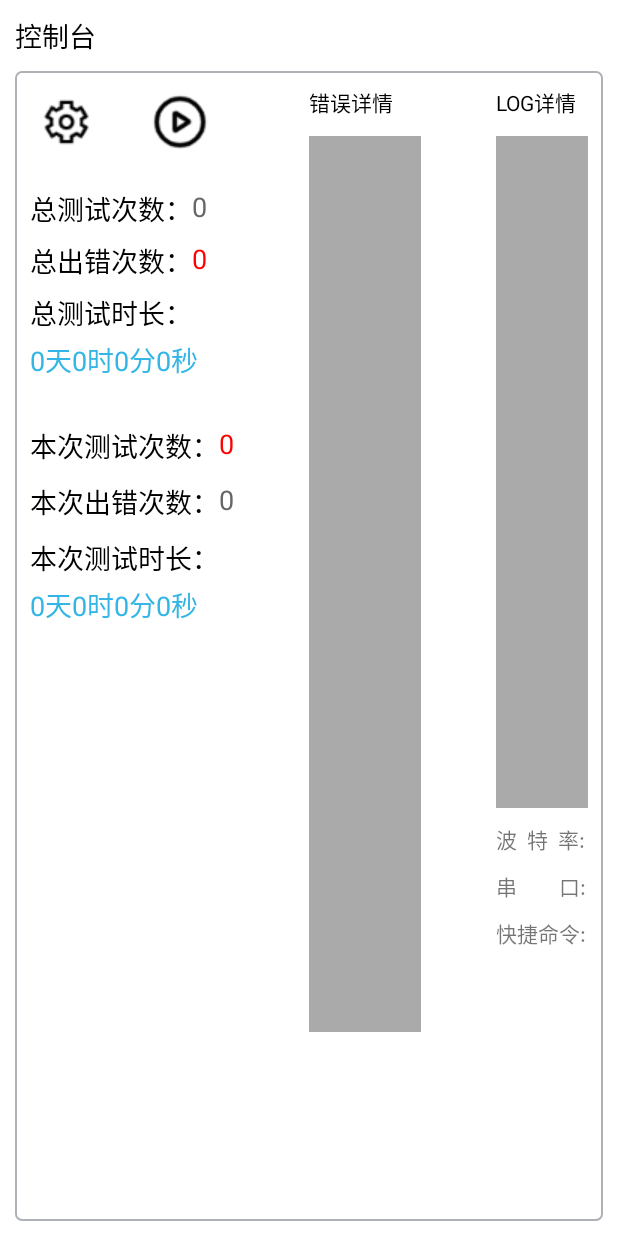
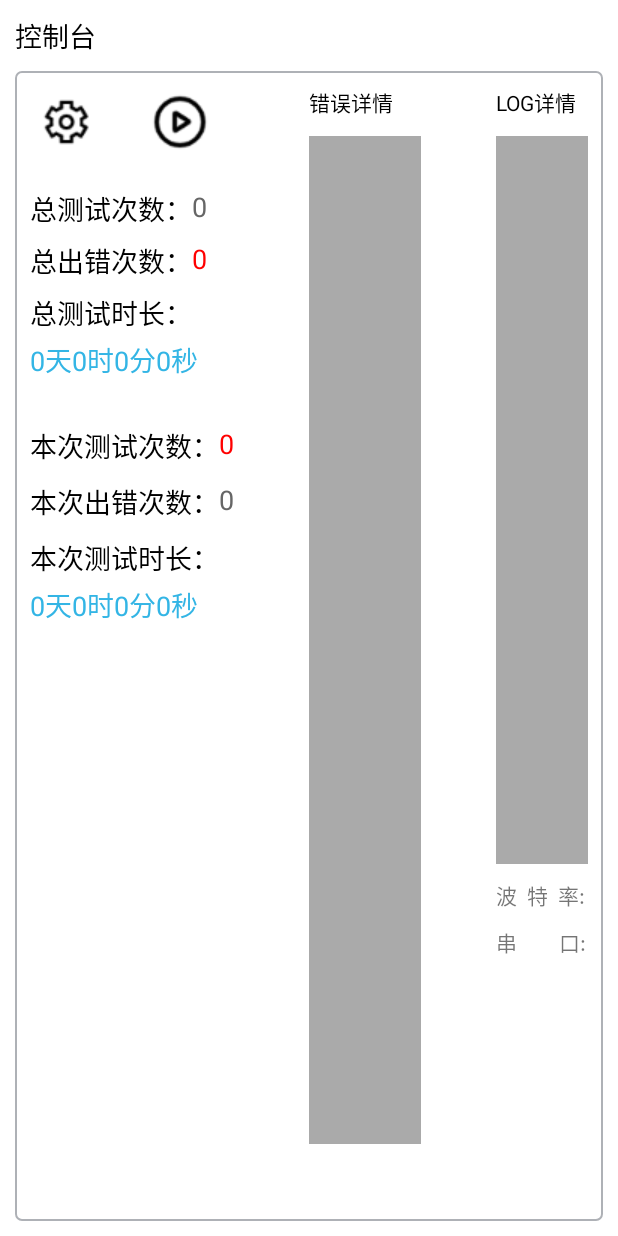
Before and after one commit to zhumeng1582/uart, an Android app: the layout fragment_com_data.xml on its own in the app's theme, with its tools: preview values and no code run, on a phone screen of 412 x 824 dp. Run offline under Robolectric (Android 15) with nearby library versions, the phone set to English and light mode, and no system bars.

Commit message:
默认数据问题

```diff
--- a/app/src/main/java/com/industio/uart/ui/ComDataFragment.java
+++ b/app/src/main/java/com/industio/uart/ui/ComDataFragment.java
@@ -45,7 +45,7 @@ public class ComDataFragment extends Fragment implements View.OnClickListener {
     private BootPara bootPara;
     private Thread testDeviceThread;
     private ThreadUtils.Task<Object> durTime;
-
+    private SerialControl serialControl;
     private int testCount = 0;
     private int errorCount = 0;
     private long testTimeLong = 0;
@@ -66,7 +66,7 @@ public class ComDataFragment extends Fragment implements View.OnClickListener {
             bootPara = BootParaInstance.getInstance().getBootPara2();
         }
 
-        binding.textTerminal.setText("控制台"+getTag());
+        binding.textTerminal.setText("控制台" + getTag());
         binding.imageSetting.setOnClickListener(this);
         binding.imagePlayAndStop.setOnClickListener(this);
 
@@ -174,7 +174,7 @@ public class ComDataFragment extends Fragment implements View.OnClickListener {
             @Override
             public void run() {
                 while (binding.imagePlayAndStop.isChecked()) {
-                    Log.e(TAG,"testDeviceThread running...");
+                    Log.e(TAG, "testDeviceThread running...");
                     try {
                         uartRxDataFlag = 0;
                         timeCnt = 0;
@@ -214,7 +214,7 @@ public class ComDataFragment extends Fragment implements View.OnClickListener {
                                 }
                             }
 
-                            if (binding.imagePlayAndStop.isChecked() && uartRxDataFlag == 0 ) {//超时判断
+                            if (binding.imagePlayAndStop.isChecked() && uartRxDataFlag == 0) {//超时判断
                                 if (uartRxDataFlag == 0 && bootPara.isErrorContinue() == false) {
                                     durTime.cancel();
 
@@ -249,9 +249,9 @@ public class ComDataFragment extends Fragment implements View.OnClickListener {
                             } else if (!binding.imagePlayAndStop.isChecked()) {//被手动停止
                                 break;
                             }
-                        } else  {
+                        } else {
                             timeCnt = 0;
-                            while(uartRxDataFlag == 0) {
+                            while (uartRxDataFlag == 0) {
                                 Thread.sleep(1000);
                                 timeCnt++;
 
@@ -266,7 +266,7 @@ public class ComDataFragment extends Fragment implements View.OnClickListener {
                                         ThreadUtils.runOnUiThread(new Runnable() {
                                             @Override
                                             public void run() {
-                                                errorCount=10000;
+                                                errorCount = 10000;
                                                 binding.imagePlayAndStop.setChecked(false);
                                                 binding.textErrorDetails.setText("超时错误！\n");
                                                 binding.textTestErrorTimesValue.setText(errorCount + "");
@@ -346,13 +346,14 @@ public class ComDataFragment extends Fragment implements View.OnClickListener {
     private void initErrorInfoSerial() {
 
         binding.textErrorDetails.setText("");
+
         SerialControl serialControl = new SerialControl() {
             @Override
             protected void read(byte[] buf, int len) {
                 ThreadUtils.runOnUiThread(() -> {
-                    Log.d(TAG, "ErrorInfoSerial rx:" + len+","+bytesToHexString(buf,len));
-                    if (/*binding.imagePlayAndStop.isChecked() && */(buf[0]&0xFF) == DataProtocol.START_FRAME && (buf[3]&0xFF) == DataProtocol.END_FRAME) {
-                        if ((buf[1]&0xFF) == DataProtocol.OK) {
+                    Log.d(TAG, "ErrorInfoSerial rx:" + len + "," + bytesToHexString(buf, len));
+                    if (/*binding.imagePlayAndStop.isChecked() && */(buf[0] & 0xFF) == DataProtocol.START_FRAME && (buf[3] & 0xFF) == DataProtocol.END_FRAME) {
+                        if ((buf[1] & 0xFF) == DataProtocol.OK) {
                             uartRxDataFlag = 2;//接收到OK协议
                             ThreadUtils.runOnUiThread(new Runnable() {
                                 @Override
@@ -360,8 +361,8 @@ public class ComDataFragment extends Fragment implements View.OnClickListener {
                                     binding.textErrorDetails.setText("测试通过！\n");
                                 }
                             });
-                        } else if ((buf[1]&0xFF) != DataProtocol.OK) {//收到错误码
-                            Log.d(TAG,"err codec:" + bytesToHexString(buf,len));
+                        } else if ((buf[1] & 0xFF) != DataProtocol.OK) {//收到错误码
+                            Log.d(TAG, "err codec:" + bytesToHexString(buf, len));
                             ThreadUtils.runOnUiThread(new Runnable() {
                                 @Override
                                 public void run() {
@@ -369,7 +370,7 @@ public class ComDataFragment extends Fragment implements View.OnClickListener {
                                     bootPara.setErrorCount(bootPara.getErrorCount() + 1);
                                     binding.textTestErrorTimesValue.setText(errorCount + "");
                                     binding.textTotalTestErrorTimesValue.setText(bootPara.getErrorCount() + "");
-                                    String errorText = DataAnalysis.analysis(buf[1]&0xFF, buf[2]&0xFF) + "\n";
+                                    String errorText = DataAnalysis.analysis(buf[1] & 0xFF, buf[2] & 0xFF) + "\n";
                                     if (binding.textErrorDetails.getText().toString().contains("测试通过")) {
                                         binding.textErrorDetails.setText("");
                                     }
@@ -408,7 +409,7 @@ public class ComDataFragment extends Fragment implements View.OnClickListener {
                             }
                         }
                     } else {
-                        Log.d(TAG,"not process err code:" + bytesToHexString(buf,len));
+                        Log.d(TAG, "not process err code:" + bytesToHexString(buf, len));
                     }
 
                 });
@@ -423,15 +424,19 @@ public class ComDataFragment extends Fragment implements View.OnClickListener {
             Toast.makeText(getContext(), "打开失败:" + portName, Toast.LENGTH_LONG).show();
             LogUtils.d("打开失败:" + portName);
         }
+        serialControl.close();
     }
 
     //初始化日志串口
     private void initLogSerial() {
-
+        if (serialControl != null) {
+            serialControl.close();
+            serialControl = null;
+        }
         int portRate = Integer.parseInt(binding.spinnerPortRate.getSelectedItem().toString());
-        Log.d(TAG,"portRate:" + portRate);
+        Log.d(TAG, "portRate:" + portRate);
         binding.textLogDetails.setText("");
-        SerialControl serialControl = new SerialControl() {
+        serialControl = new SerialControl() {
             @Override
             protected void read(final byte[] buf, final int len) {
 
@@ -442,7 +447,7 @@ public class ComDataFragment extends Fragment implements View.OnClickListener {
                         if (bootPara.isSaveLog()) {
                             SimpleDateFormat simpleDateFormat = TimeUtils.getSafeDateFormat("yyyyMMddHHmmss");
                             if (FileUtils.createOrExistsDir("/sdcard/test/")) {
-                                String filePath = "/sdcard/test/"+bootPara.getDeviceName()+"/";
+                                String filePath = "/sdcard/test/" + bootPara.getDeviceName() + "/";
                                 if (FileUtils.createOrExistsDir(filePath)) {
                                     String fileName = filePath + bootPara.getDeviceName() + TimeUtils.getNowString(simpleDateFormat) + ".log";
                                     FileIOUtils.writeFileFromString(fileName, log, true);
@@ -505,7 +510,7 @@ public class ComDataFragment extends Fragment implements View.OnClickListener {
         try {
             AssetFileDescriptor fdLeft = getActivity().getAssets().openFd("alarm_sound.wav");
             MediaPlayer mpLeft = new MediaPlayer();
-           // mpLeft.setAudioStreamType(AudioManager.STREAM_MUSIC);
+            // mpLeft.setAudioStreamType(AudioManager.STREAM_MUSIC);
             mpLeft.setDataSource(fdLeft.getFileDescriptor(), fdLeft.getStartOffset(), fdLeft.getLength());
             mpLeft.prepare();
             mpLeft.start();
--- a/app/src/main/res/layout/fragment_com_data.xml
+++ b/app/src/main/res/layout/fragment_com_data.xml
@@ -178,7 +178,7 @@
             android:scrollbars="vertical"
             android:textColor="@color/red"
             android:textSize="16sp"
-            app:layout_constraintHeight_percent="0.8"
+            app:layout_constraintHeight_percent="0.9"
             app:layout_constraintStart_toStartOf="@+id/textErrorDetailsTitle"
             app:layout_constraintTop_toBottomOf="@+id/textErrorDetailsTitle"
             app:layout_constraintWidth_percent="0.2" />
@@ -200,7 +200,7 @@
             android:padding="@dimen/dp_10"
             android:scrollbars="vertical"
             android:textColor="@color/black"
-            app:layout_constraintHeight_percent="0.6"
+            app:layout_constraintHeight_percent="0.65"
             app:layout_constraintStart_toStartOf="@+id/textLogDetailsTitle"
             app:layout_constraintTop_toTopOf="@+id/textErrorDetails"
             app:layout_constraintWidth_percent="0.6" />
@@ -241,23 +241,6 @@
             app:layout_constraintStart_toEndOf="@+id/textPortTitle"
             app:layout_constraintTop_toTopOf="@+id/textPortTitle" />
 
-        <TextView
-            android:id="@+id/textCMDTitle"
-            android:layout_width="wrap_content"
-            android:layout_height="wrap_content"
-            android:layout_marginTop="@dimen/dp_10"
-            android:text="@string/string_cmd"
-            app:layout_constraintStart_toStartOf="@+id/textPortTitle"
-            app:layout_constraintTop_toBottomOf="@+id/textPortTitle" />
-
-        <Spinner
-            android:id="@+id/spinnerCMDValue"
-            android:layout_width="@dimen/dp_150"
-            android:layout_height="wrap_content"
-            android:layout_marginStart="@dimen/dp_10"
-            app:layout_constraintStart_toEndOf="@+id/textCMDTitle"
-            app:layout_constraintTop_toTopOf="@+id/textCMDTitle" />
-
         <EditText
             android:id="@+id/textCmdInput"
             android:layout_width="0dp"
@@ -266,10 +249,28 @@
             android:background="@color/text_background"
             android:padding="@dimen/dp_10"
             android:textColor="@color/black"
-            app:layout_constraintHeight_percent="0.25"
+            android:textSize="@dimen/sp_16"
+            app:layout_constraintHeight_percent="0.2"
             app:layout_constraintStart_toEndOf="@+id/spinnerPortValue"
             app:layout_constraintTop_toTopOf="@+id/textPortRateTitle"
             app:layout_constraintWidth_percent="0.3" />
+        <TextView
+            android:id="@+id/textCMDTitle"
+            android:layout_width="wrap_content"
+            android:layout_height="wrap_content"
+            android:text="@string/string_cmd"
+            android:layout_marginLeft="@dimen/dp_10"
+            app:layout_constraintTop_toTopOf="@+id/textCmdInput"
+            app:layout_constraintBottom_toBottomOf="@+id/textCmdInput"
+            app:layout_constraintStart_toEndOf="@+id/textCmdInput"/>
+
+        <Spinner
+            android:id="@+id/spinnerCMDValue"
+            android:layout_width="wrap_content"
+            android:layout_height="wrap_content"
+            android:layout_marginStart="@dimen/dp_10"
+            app:layout_constraintStart_toEndOf="@+id/textCMDTitle"
+            app:layout_constraintTop_toTopOf="@+id/textCMDTitle" />
 
         <androidx.appcompat.widget.AppCompatButton
             android:layout_width="wrap_content"
@@ -278,7 +279,7 @@
             android:background="@drawable/btn_corner"
             android:text="发送"
             app:layout_constraintBottom_toBottomOf="@+id/textCmdInput"
-            app:layout_constraintStart_toEndOf="@+id/textCmdInput"
+            app:layout_constraintStart_toEndOf="@+id/spinnerCMDValue"
             app:layout_constraintTop_toTopOf="@+id/textCmdInput" />
 
     </androidx.constraintlayout.widget.ConstraintLayout>
```
